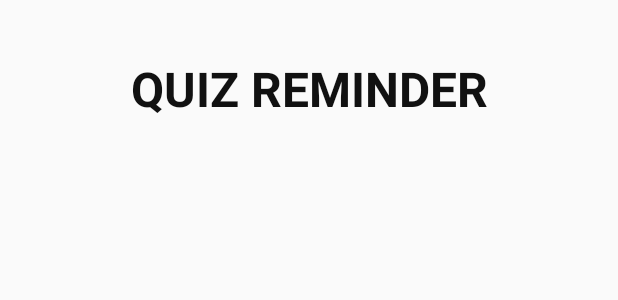
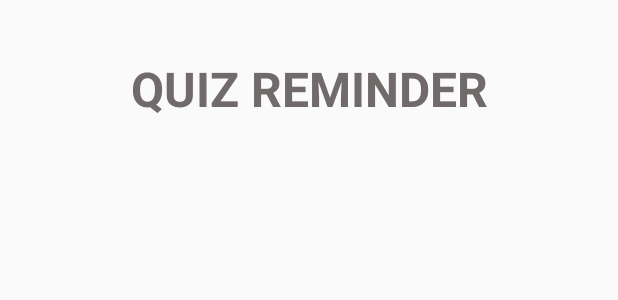
Before and after one commit to narayandasnitol/Aust-Class-Manager, an Android app: the layout activity_quiz_reminder.xml on its own in the app's theme, with its tools: preview values and no code run, on a phone screen of 412 x 824 dp. Shown: the top 300 px of the screen. Run offline under Robolectric (Android 15) with nearby library versions, the phone set to English and light mode, and no system bars.

```diff
--- a/app/src/main/res/layout/activity_quiz_reminder.xml
+++ b/app/src/main/res/layout/activity_quiz_reminder.xml
@@ -13,7 +13,7 @@
         android:textSize="32sp"
         android:textAlignment="center"
         android:layout_alignParentEnd="true"
-        android:textColor="#111"
+        android:textColor="#706a6a"
         android:textStyle="bold"/>
 
 
```
